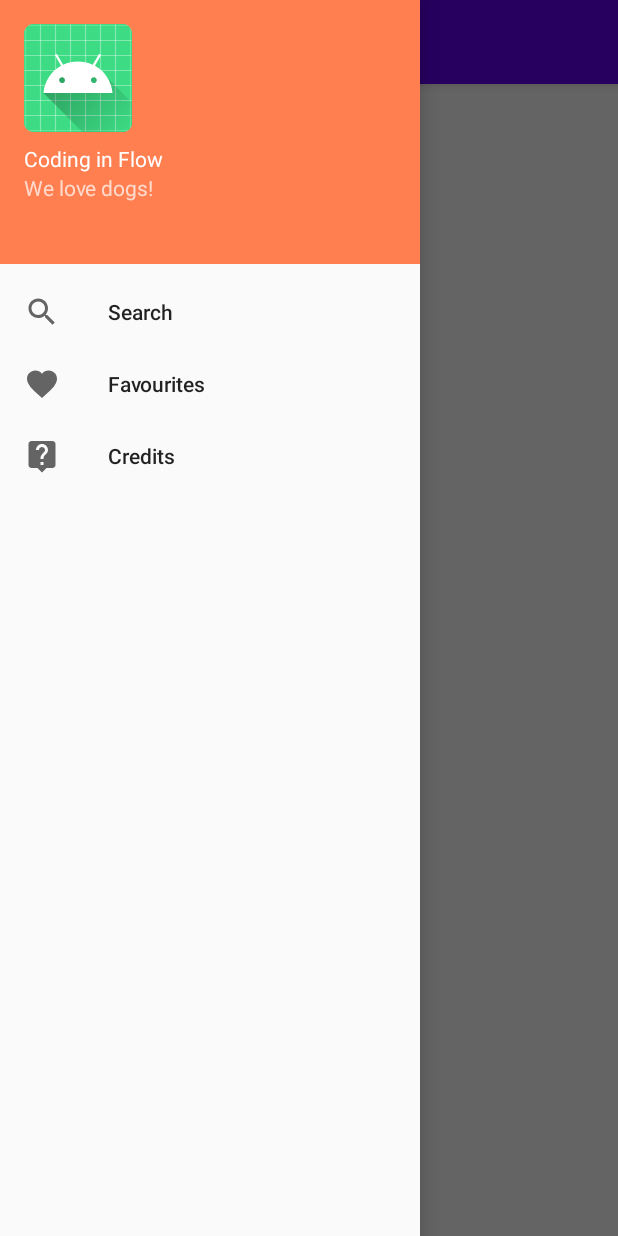
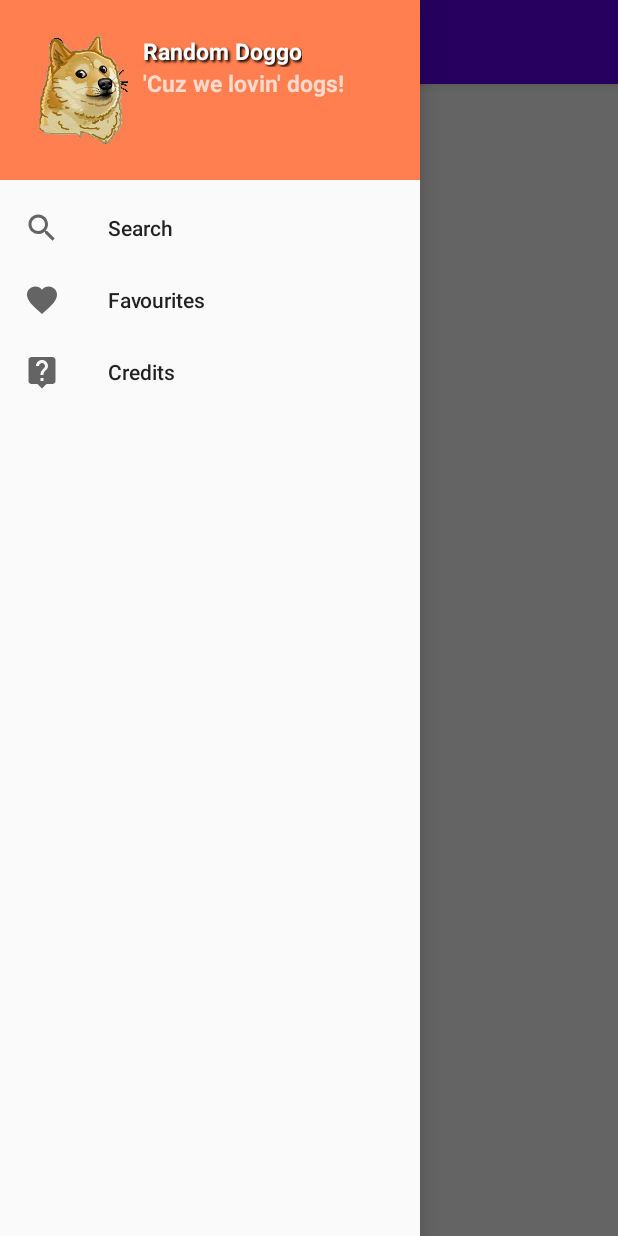
Before and after one commit to dorog/RandomDoggoApp, an Android app: the screen it shows after launch (MainActivity), with the side drawer open, on a phone screen of 412 x 824 dp. Run offline under Robolectric (Android 15) with nearby library versions, the phone set to English and light mode, and no system bars; our stand-ins replace Dagger/Hilt's generated code.

Commit message:
Add Doggo to Nav header and Search default src

```diff
--- a/app/src/main/res/layout/fragment_search.xml
+++ b/app/src/main/res/layout/fragment_search.xml
@@ -9,13 +9,13 @@
         android:id="@+id/search_imageView"
         android:layout_width="match_parent"
         android:layout_height="0dp"
-        android:contentDescription="@string/randomdoggo_picture"
-        android:scaleType="center"
-        app:srcCompat="@android:drawable/btn_dialog"
+        android:layout_margin="20dp"
         android:layout_weight="9"
         android:background="#000000"
+        android:contentDescription="@string/randomdoggo_picture"
         android:padding="1dp"
-        android:layout_margin="20dp"/>
+        android:scaleType="fitXY"
+        app:srcCompat="@drawable/icon" />
 
     <LinearLayout
         android:layout_width="match_parent"
--- a/app/src/main/res/layout/main_activity.xml
+++ b/app/src/main/res/layout/main_activity.xml
@@ -36,6 +36,6 @@
         android:layout_width="wrap_content"
         android:layout_gravity = "start"
         app:headerLayout="@layout/nav_header"
-        app:menu = "@menu/drawer_menu"/>
+        app:menu = "@menu/drawer_menu" />
 
 </androidx.drawerlayout.widget.DrawerLayout>
--- a/app/src/main/res/layout/nav_header.xml
+++ b/app/src/main/res/layout/nav_header.xml
@@ -1,31 +1,48 @@
 <?xml version="1.0" encoding="utf-8"?>
 <LinearLayout xmlns:android="http://schemas.android.com/apk/res/android"
-    android:orientation="vertical"
     android:layout_width="match_parent"
-    android:layout_height="176dp"
+    android:layout_height="120dp"
+    android:layout_gravity="bottom"
     android:background="@color/colorNavHeader"
-    android:layout_gravity="bottom"
-    android:padding="16dp"
+    android:orientation="horizontal"
+    android:padding="15dp"
     android:theme="@style/ThemeOverlay.AppCompat.Dark">
 
     <ImageView
-        android:layout_width="wrap_content"
-        android:layout_height="wrap_content"
-        android:src = "@mipmap/ic_launcher"
-        android:contentDescription="TODO" />
+        android:layout_width="80dp"
+        android:layout_height="76dp"
+        android:contentDescription="@string/transparented_header_icon"
+        android:src="@drawable/transparented_icon_small"
+        android:layout_gravity="center_vertical"/>
+
+    <LinearLayout
+        android:layout_width="match_parent"
+        android:layout_height="match_parent"
+        android:orientation="vertical"
+        android:layout_gravity="center_vertical">
 
         <TextView
             android:layout_width="wrap_content"
             android:layout_height="wrap_content"
             android:paddingTop="8dp"
-        android:text="Coding in Flow"
+            android:shadowColor="#000"
+            android:shadowDx="2"
+            android:shadowDy="2"
+            android:shadowRadius="1.5"
+            android:text="@string/random_doggo"
             android:textAppearance="@style/TextAppearance.AppCompat.Body1"
-        />
+            android:textSize="15sp"
+            android:textStyle="bold" />
 
         <TextView
             android:layout_width="wrap_content"
             android:layout_height="wrap_content"
-        android:text="We love dogs!">
+            android:text="@string/cuz_we_lovin_dogs"
+            android:textSize="15sp"
+            android:textStyle="bold">
+
         </TextView>
 
     </LinearLayout>
+
+</LinearLayout>
--- a/app/src/main/res/values/strings.xml
+++ b/app/src/main/res/values/strings.xml
@@ -11,4 +11,7 @@
     <string name="randomdoggo_picture">RandomDoggo picture</string>
     <string name="random_picture">Random Picture</string>
     <string name="add_to_favourites">Add to Favourites</string>
+    <string name="random_doggo">Random Doggo</string>
+    <string name="cuz_we_lovin_dogs">\'Cuz we lovin\' dogs!</string>
+    <string name="transparented_header_icon">Transparented header icon</string>
 </resources>
```
Also changed, not shown: app/src/main/res/drawable-v24/icon.png (added), app/src/main/res/drawable-v24/transparented_icon.png (added), app/src/main/res/drawable-v24/transparented_icon_small.png (added). Lines whose indentation alone changed are shown as unchanged.
